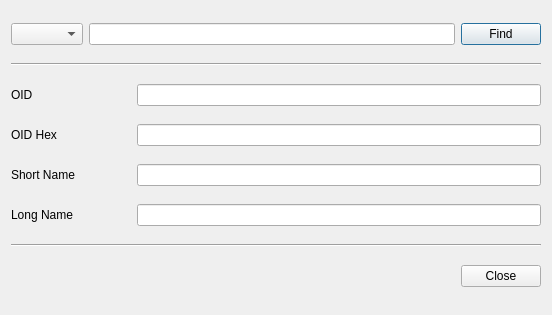
First picture: the form in BerViewer/oid_info_dlg.ui, repository jykim74/BerEditor, before the edit.
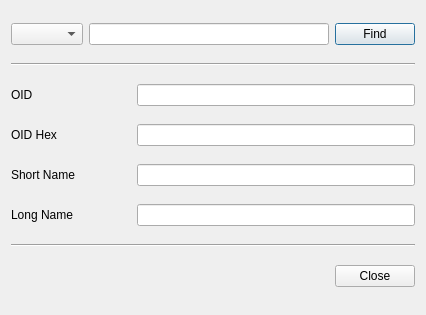
Second picture: the form after the edit.

Diff of the .ui file:
```diff
--- a/BerViewer/oid_info_dlg.ui
+++ b/BerViewer/oid_info_dlg.ui
@@ -6,7 +6,7 @@
    <rect>
     <x>0</x>
     <y>0</y>
-    <width>552</width>
+    <width>423</width>
     <height>315</height>
    </rect>
   </property>
```
